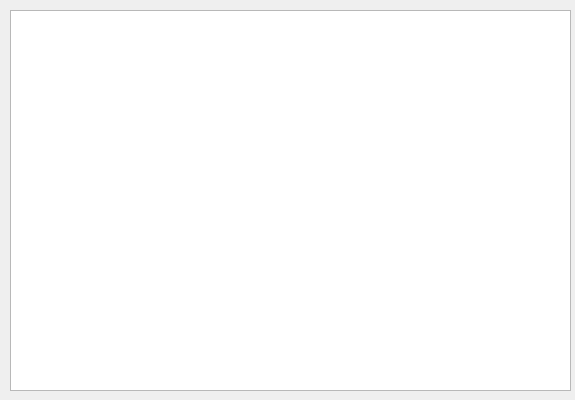
First picture: the form in recovery/bootselectiondialog.ui, repository procount/pinn, before the edit.
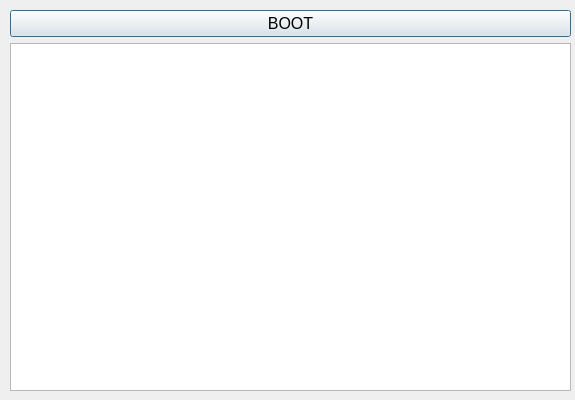
Second picture: the form after the edit.

Diff of the .ui file:
```diff
--- a/recovery/bootselectiondialog.ui
+++ b/recovery/bootselectiondialog.ui
@@ -39,6 +39,13 @@
       <property name="sizeConstraint">
        <enum>QLayout::SetMaximumSize</enum>
       </property>
+      <item>
+       <widget class="QPushButton" name="pushButton">
+        <property name="text">
+         <string>BOOT</string>
+        </property>
+       </widget>
+      </item>
      </layout>
     </item>
     <item>
```
